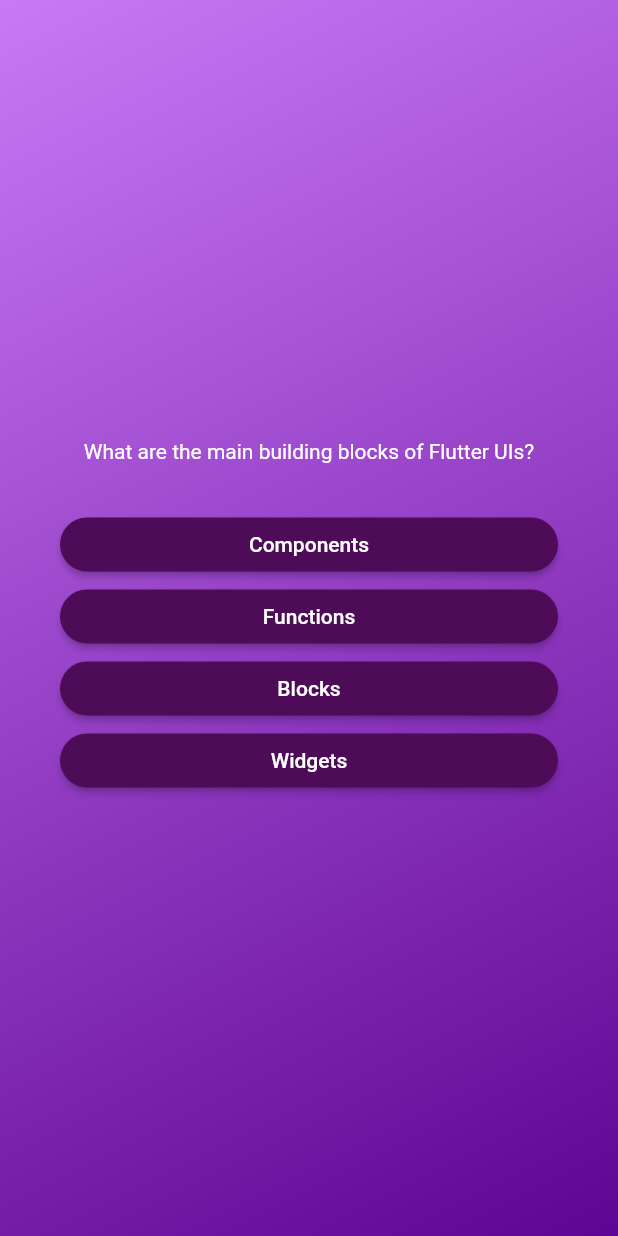
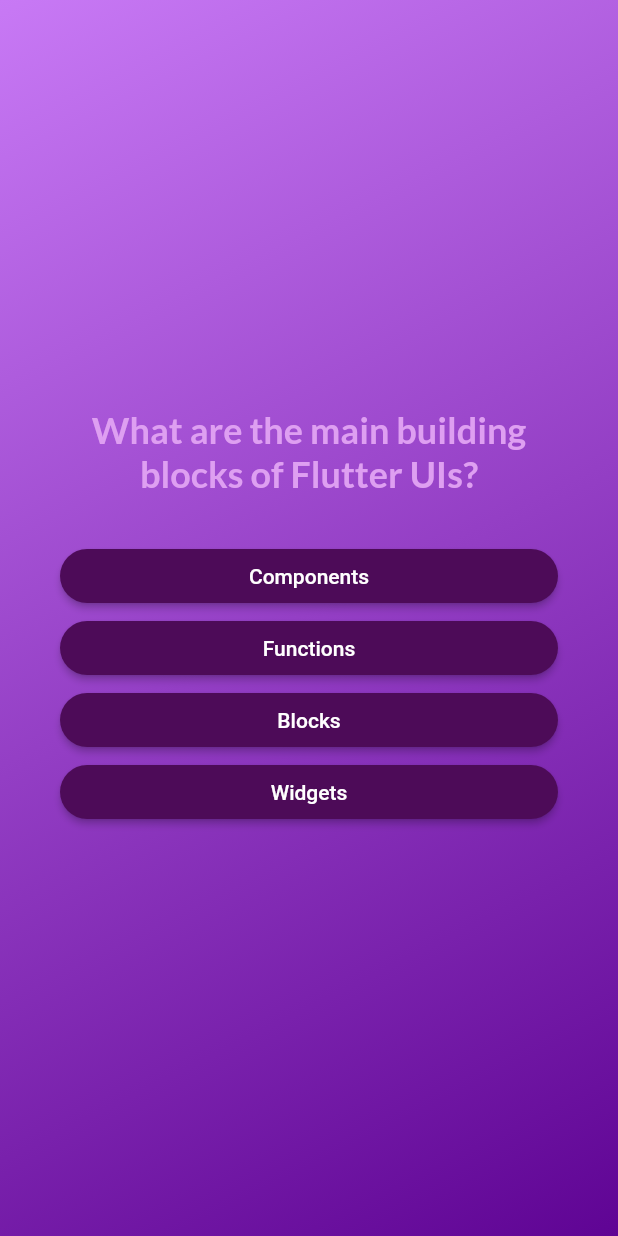
Before and after one commit to siva4github/Flutter, a Flutter app: the screen it shows after launch, after a tap on "Start Quiz", on a phone screen of 412 x 824 dp. Run offline on Flutter 3.47's test engine with Material 2 defaults, Android fonts, the phone set to English and light mode, and no system bars; our stand-ins replace google_fonts.

Commit message:
Updated with google fonts

```diff
--- a/quiz_app/lib/questions_screen.dart
+++ b/quiz_app/lib/questions_screen.dart
@@ -1,6 +1,7 @@
 import 'package:flutter/material.dart';
 import 'package:quiz_app/answer_button.dart';
 import 'package:quiz_app/data/questions.dart';
+import 'package:google_fonts/google_fonts.dart';
 
 class QuestionsScreen extends StatefulWidget {
   const QuestionsScreen({super.key});
@@ -34,7 +35,11 @@ class _QuestionsScreen extends State<QuestionsScreen> {
           children: [
             Text(
               currentQuestion.text,
-              style: const TextStyle(color: Colors.white),
+              style: GoogleFonts.lato(
+                color: const Color.fromARGB(255, 222, 159, 241),
+                fontSize: 24,
+                fontWeight: FontWeight.bold,
+              ),
               textAlign: TextAlign.center,
             ),
             const SizedBox(height: 30),
--- a/quiz_app/lib/start_screen.dart
+++ b/quiz_app/lib/start_screen.dart
@@ -1,4 +1,5 @@
 import 'package:flutter/material.dart';
+import 'package:google_fonts/google_fonts.dart';
 
 class StartScreen extends StatelessWidget {
   const StartScreen(this.startQuiz, {super.key});
@@ -24,11 +25,11 @@ class StartScreen extends StatelessWidget {
           //   ),
           // ),
           const SizedBox(height: 50),
-          const Text(
+          Text(
             'Learn Flutter the fun way!',
-            style: TextStyle(
-              color: Color.fromARGB(255, 255, 255, 255),
-              fontSize: 20,
+            style: GoogleFonts.lato(
+              color: const Color.fromARGB(255, 255, 255, 255),
+              fontSize: 24,
             ),
           ),
           const SizedBox(
```
